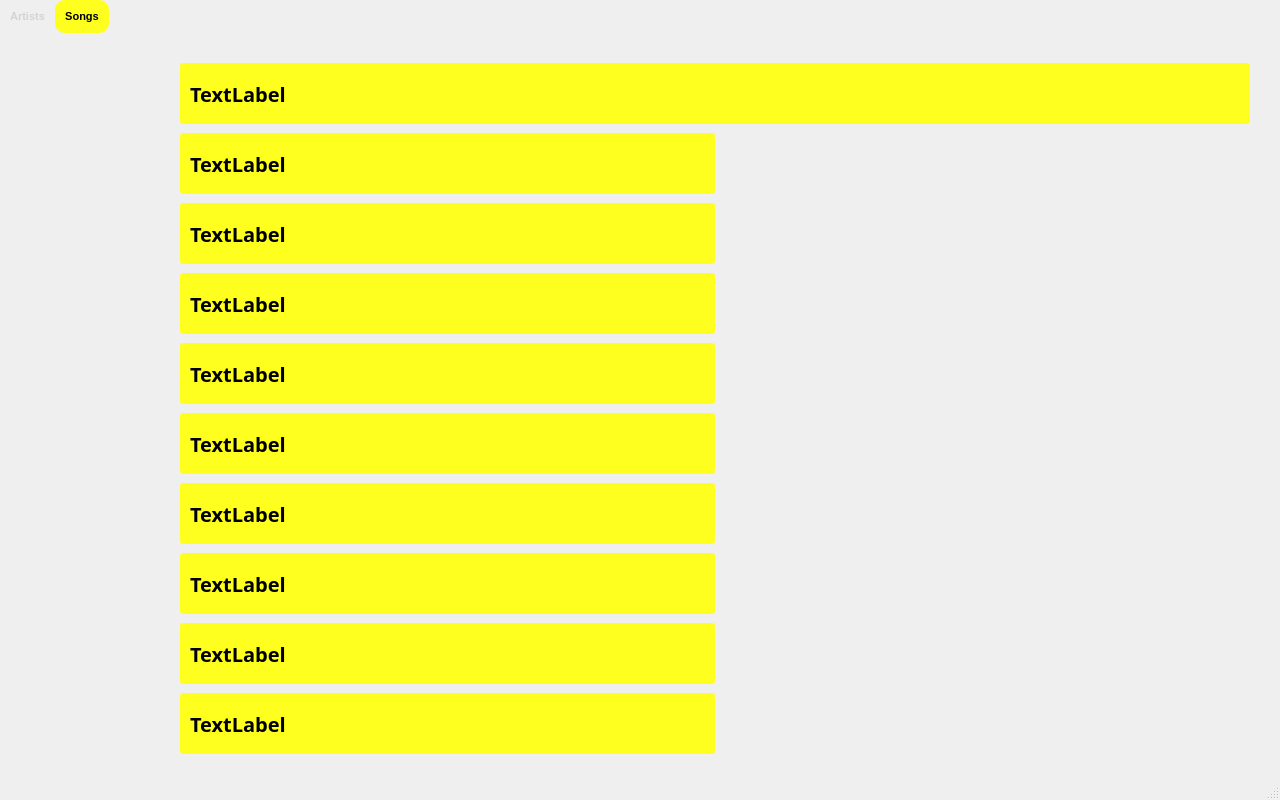
The window that ui/main.ui (WilleGyr/Spotify_Wrapped_2026) describes before a commit, drawn with Qt 5.
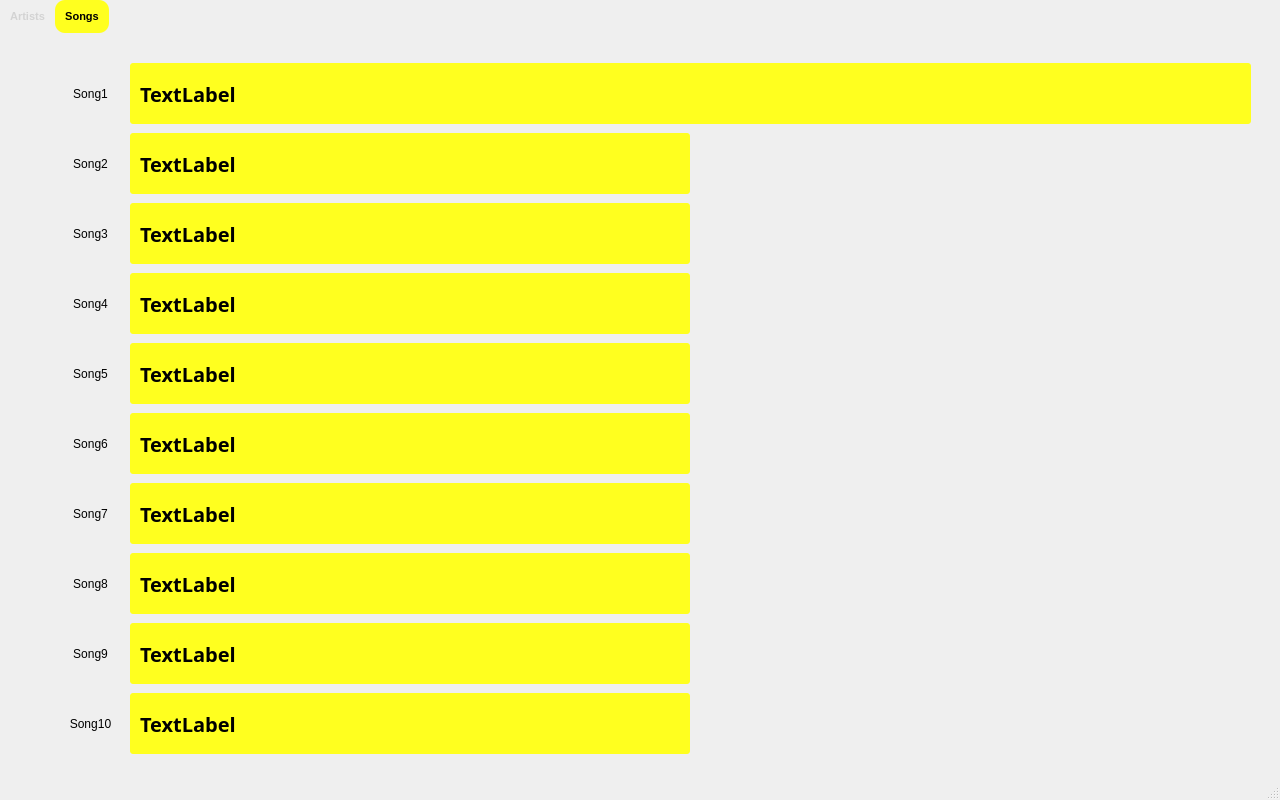
The same window after the commit. The open tabs and pages were chosen to show the change.

Commit message: Fixed bar dimensions

The edit to the form file:
```diff
--- a/ui/main.ui
+++ b/ui/main.ui
@@ -850,9 +850,9 @@
      <widget class="QProgressBar" name="TopSong6Bar">
       <property name="geometry">
        <rect>
-        <x>180</x>
+        <x>130</x>
         <y>380</y>
-        <width>1070</width>
+        <width>1121</width>
         <height>61</height>
        </rect>
       </property>
@@ -882,9 +882,9 @@
      <widget class="QLabel" name="TopSong3Label">
       <property name="geometry">
        <rect>
-        <x>190</x>
+        <x>140</x>
         <y>180</y>
-        <width>1059</width>
+        <width>1110</width>
         <height>41</height>
        </rect>
       </property>
@@ -907,9 +907,9 @@
      <widget class="QProgressBar" name="TopSong3Bar">
       <property name="geometry">
        <rect>
-        <x>180</x>
+        <x>130</x>
         <y>170</y>
-        <width>1070</width>
+        <width>1121</width>
         <height>61</height>
        </rect>
       </property>
@@ -939,9 +939,9 @@
      <widget class="QLabel" name="TopSong9Label">
       <property name="geometry">
        <rect>
-        <x>190</x>
+        <x>140</x>
         <y>600</y>
-        <width>1059</width>
+        <width>1110</width>
         <height>41</height>
        </rect>
       </property>
@@ -964,9 +964,9 @@
      <widget class="QProgressBar" name="TopSong8Bar">
       <property name="geometry">
        <rect>
-        <x>180</x>
+        <x>130</x>
         <y>520</y>
-        <width>1070</width>
+        <width>1121</width>
         <height>61</height>
        </rect>
       </property>
@@ -996,9 +996,9 @@
      <widget class="QLabel" name="TopSong6Label">
       <property name="geometry">
        <rect>
-        <x>190</x>
+        <x>140</x>
         <y>390</y>
-        <width>1059</width>
+        <width>1110</width>
         <height>41</height>
        </rect>
       </property>
@@ -1021,9 +1021,9 @@
      <widget class="QLabel" name="TopSong7Label">
       <property name="geometry">
        <rect>
-        <x>190</x>
+        <x>140</x>
         <y>460</y>
-        <width>1059</width>
+        <width>1110</width>
         <height>41</height>
        </rect>
       </property>
@@ -1046,9 +1046,9 @@
      <widget class="QProgressBar" name="TopSong4Bar">
       <property name="geometry">
        <rect>
-        <x>180</x>
+        <x>130</x>
         <y>240</y>
-        <width>1070</width>
+        <width>1121</width>
         <height>61</height>
        </rect>
       </property>
@@ -1078,9 +1078,9 @@
      <widget class="QLabel" name="TopSong5Label">
       <property name="geometry">
        <rect>
-        <x>190</x>
+        <x>140</x>
         <y>320</y>
-        <width>1059</width>
+        <width>1110</width>
         <height>41</height>
        </rect>
       </property>
@@ -1103,9 +1103,9 @@
      <widget class="QProgressBar" name="TopSong10Bar">
       <property name="geometry">
        <rect>
-        <x>180</x>
+        <x>130</x>
         <y>660</y>
-        <width>1070</width>
+        <width>1121</width>
         <height>61</height>
        </rect>
       </property>
@@ -1135,9 +1135,9 @@
      <widget class="QProgressBar" name="TopSong7Bar">
       <property name="geometry">
        <rect>
-        <x>180</x>
+        <x>130</x>
         <y>450</y>
-        <width>1070</width>
+        <width>1121</width>
         <height>61</height>
        </rect>
       </property>
@@ -1167,9 +1167,9 @@
      <widget class="QProgressBar" name="TopSong2Bar">
       <property name="geometry">
        <rect>
-        <x>180</x>
+        <x>130</x>
         <y>100</y>
-        <width>1070</width>
+        <width>1121</width>
         <height>61</height>
        </rect>
       </property>
@@ -1196,9 +1196,9 @@
      <widget class="QLabel" name="TopSong10Label">
       <property name="geometry">
        <rect>
-        <x>190</x>
+        <x>140</x>
         <y>670</y>
-        <width>1059</width>
+        <width>1110</width>
         <height>41</height>
        </rect>
       </property>
@@ -1221,9 +1221,9 @@
      <widget class="QProgressBar" name="TopSong1Bar">
       <property name="geometry">
        <rect>
-        <x>180</x>
+        <x>130</x>
         <y>30</y>
-        <width>1070</width>
+        <width>1121</width>
         <height>61</height>
        </rect>
       </property>
@@ -1256,9 +1256,9 @@
      <widget class="QLabel" name="TopSong2Label">
       <property name="geometry">
        <rect>
-        <x>190</x>
+        <x>140</x>
         <y>110</y>
-        <width>1059</width>
+        <width>1110</width>
         <height>41</height>
        </rect>
       </property>
@@ -1281,9 +1281,9 @@
      <widget class="QLabel" name="TopSong8Label">
       <property name="geometry">
        <rect>
-        <x>190</x>
+        <x>140</x>
         <y>530</y>
-        <width>1059</width>
+        <width>1110</width>
         <height>41</height>
        </rect>
       </property>
@@ -1306,9 +1306,9 @@
      <widget class="QLabel" name="TopSong1Label">
       <property name="geometry">
        <rect>
-        <x>190</x>
+        <x>140</x>
         <y>40</y>
-        <width>1059</width>
+        <width>1110</width>
         <height>41</height>
        </rect>
       </property>
@@ -1331,9 +1331,9 @@
      <widget class="QProgressBar" name="TopSong9Bar">
       <property name="geometry">
        <rect>
-        <x>180</x>
+        <x>130</x>
         <y>590</y>
-        <width>1070</width>
+        <width>1121</width>
         <height>61</height>
        </rect>
       </property>
@@ -1363,9 +1363,9 @@
      <widget class="QLabel" name="TopSong4Label">
       <property name="geometry">
        <rect>
-        <x>190</x>
+        <x>140</x>
         <y>250</y>
-        <width>1059</width>
+        <width>1110</width>
         <height>41</height>
        </rect>
       </property>
@@ -1388,9 +1388,9 @@
      <widget class="QProgressBar" name="TopSong5Bar">
       <property name="geometry">
        <rect>
-        <x>180</x>
+        <x>130</x>
         <y>310</y>
-        <width>1070</width>
+        <width>1121</width>
         <height>61</height>
        </rect>
       </property>
@@ -1417,6 +1417,166 @@
        <string/>
       </property>
      </widget>
+     <widget class="QLabel" name="TopSong1Image">
+      <property name="geometry">
+       <rect>
+        <x>60</x>
+        <y>30</y>
+        <width>61</width>
+        <height>61</height>
+       </rect>
+      </property>
+      <property name="text">
+       <string>Song1</string>
+      </property>
+      <property name="alignment">
+       <set>Qt::AlignCenter</set>
+      </property>
+     </widget>
+     <widget class="QLabel" name="TopSong7Image">
+      <property name="geometry">
+       <rect>
+        <x>60</x>
+        <y>450</y>
+        <width>61</width>
+        <height>61</height>
+       </rect>
+      </property>
+      <property name="text">
+       <string>Song7</string>
+      </property>
+      <property name="alignment">
+       <set>Qt::AlignCenter</set>
+      </property>
+     </widget>
+     <widget class="QLabel" name="TopSong5Image">
+      <property name="geometry">
+       <rect>
+        <x>60</x>
+        <y>310</y>
+        <width>61</width>
+        <height>61</height>
+       </rect>
+      </property>
+      <property name="text">
+       <string>Song5</string>
+      </property>
+      <property name="alignment">
+       <set>Qt::AlignCenter</set>
+      </property>
+     </widget>
+     <widget class="QLabel" name="TopSong10Image">
+      <property name="geometry">
+       <rect>
+        <x>60</x>
+        <y>660</y>
+        <width>61</width>
+        <height>61</height>
+       </rect>
+      </property>
+      <property name="text">
+       <string>Song10</string>
+      </property>
+      <property name="alignment">
+       <set>Qt::AlignCenter</set>
+      </property>
+     </widget>
+     <widget class="QLabel" name="TopSong9Image">
+      <property name="geometry">
+       <rect>
+        <x>60</x>
+        <y>590</y>
+        <width>61</width>
+        <height>61</height>
+       </rect>
+      </property>
+      <property name="text">
+       <string>Song9</string>
+      </property>
+      <property name="alignment">
+       <set>Qt::AlignCenter</set>
+      </property>
+     </widget>
+     <widget class="QLabel" name="TopSong3Image">
+      <property name="geometry">
+       <rect>
+        <x>60</x>
+        <y>170</y>
+        <width>61</width>
+        <height>61</height>
+       </rect>
+      </property>
+      <property name="text">
+       <string>Song3</string>
+      </property>
+      <property name="alignment">
+       <set>Qt::AlignCenter</set>
+      </property>
+     </widget>
+     <widget class="QLabel" name="TopSong2Image">
+      <property name="geometry">
+       <rect>
+        <x>60</x>
+        <y>100</y>
+        <width>61</width>
+        <height>61</height>
+       </rect>
+      </property>
+      <property name="text">
+       <string>Song2</string>
+      </property>
+      <property name="alignment">
+       <set>Qt::AlignCenter</set>
+      </property>
+     </widget>
+     <widget class="QLabel" name="TopSong4Image">
+      <property name="geometry">
+       <rect>
+        <x>60</x>
+        <y>240</y>
+        <width>61</width>
+        <height>61</height>
+       </rect>
+      </property>
+      <property name="text">
+       <string>Song4</string>
+      </property>
+      <property name="alignment">
+       <set>Qt::AlignCenter</set>
+      </property>
+     </widget>
+     <widget class="QLabel" name="TopSong6Image">
+      <property name="geometry">
+       <rect>
+        <x>60</x>
+        <y>380</y>
+        <width>61</width>
+        <height>61</height>
+       </rect>
+      </property>
+      <property name="text">
+       <string>Song6</string>
+      </property>
+      <property name="alignment">
+       <set>Qt::AlignCenter</set>
+      </property>
+     </widget>
+     <widget class="QLabel" name="TopSong8Image">
+      <property name="geometry">
+       <rect>
+        <x>60</x>
+        <y>520</y>
+        <width>61</width>
+        <height>61</height>
+       </rect>
+      </property>
+      <property name="text">
+       <string>Song8</string>
+      </property>
+      <property name="alignment">
+       <set>Qt::AlignCenter</set>
+      </property>
+     </widget>
      <zorder>TopSong6Bar</zorder>
      <zorder>TopSong3Bar</zorder>
      <zorder>TopSong8Bar</zorder>
```
Left out of the diff: 130 changed lines with no effect on the pictures.
